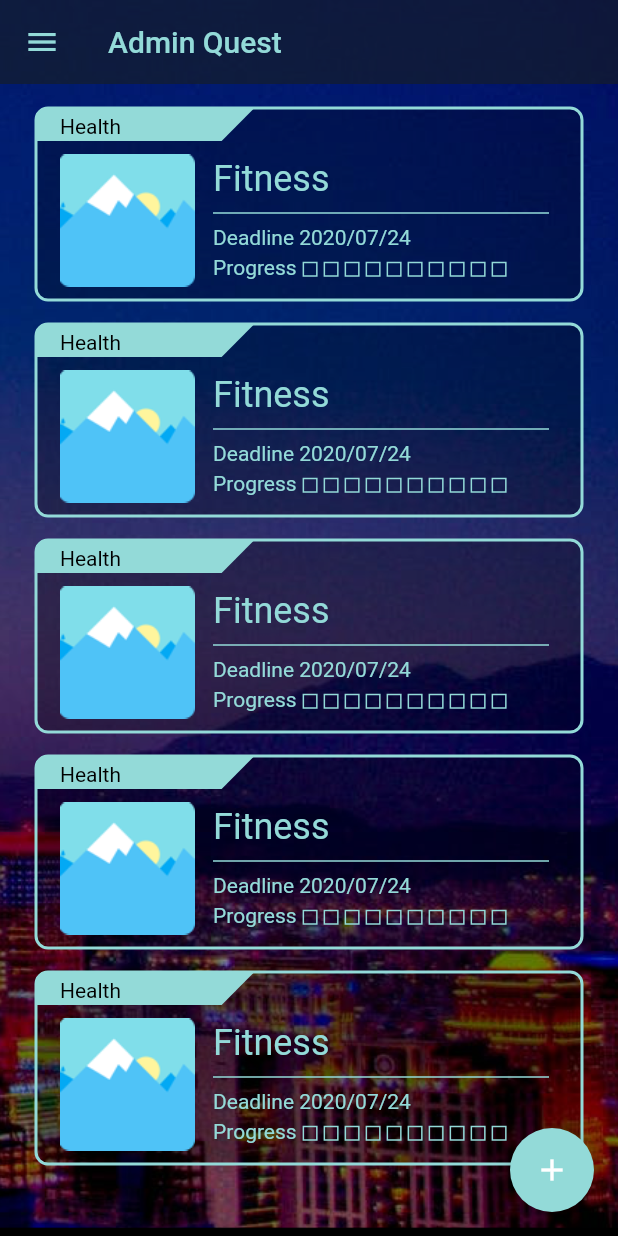
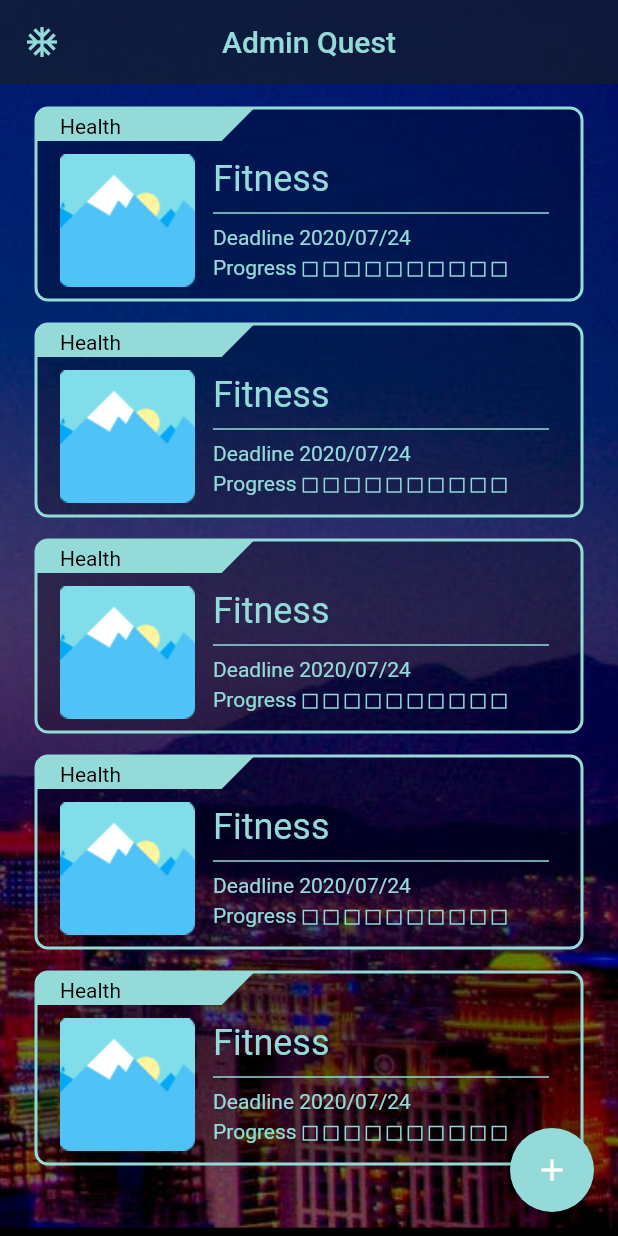
Before and after one commit to QuiverYang/BucketList, a Flutter app: the BucketListScreen screen opened by its route, on a phone screen of 412 x 824 dp. Run offline on Flutter 3.47's test engine with Material 2 defaults, Android fonts, the phone set to English and light mode, and no system bars.

Commit message:
Edit - remote drawer on Bucket list screen

```diff
--- a/lib/screen/bucket_list_screen.dart
+++ b/lib/screen/bucket_list_screen.dart
@@ -39,7 +39,6 @@ class _BucketListScreenState extends State<BucketListScreen> {
         leadingWidget: _leadingButton(),
       ),
       backgroundColor: Colors.black,
-      drawer: _drawer(),
       floatingActionButton: _fab(),
       body: Stack(
         children: [
@@ -95,11 +94,12 @@ class _BucketListScreenState extends State<BucketListScreen> {
     );
   }
 
+  /// todo: return a beautiful icon
   Widget _leadingButton() {
     return Builder(
       builder: (BuildContext context) {
         return IconButton(
-          icon: const Icon(Icons.menu),
+          icon: const Icon(Icons.ac_unit),
           onPressed: () {
             Scaffold.of(context).openDrawer();
           },
@@ -119,25 +119,4 @@ class _BucketListScreenState extends State<BucketListScreen> {
     );
   }
 
-  Widget _drawer() {
-    return Drawer(
-      child: ListView(
-        padding: EdgeInsets.zero,
-        children: <Widget>[
-          DrawerHeader(
-            child: Text('Drawer Header'),
-            decoration: BoxDecoration(
-              color: Colors.blue,
-            ),
-          ),
-          ListTile(
-            title: Text('Item 1'),
-            onTap: () {
-              // TODO
-            },
-          ),
-        ],
-      ),
-    );
-  }
 }
--- a/lib/screen/component/util_widget.dart
+++ b/lib/screen/component/util_widget.dart
@@ -21,6 +21,7 @@ class DragoonAppBar extends AppBar {
           backgroundColor: Color.fromARGB(160, 22, 29, 32),
           leading: leadingWidget,
           bottom: bottom,
+          centerTitle: true,
         );
 }
 
```
